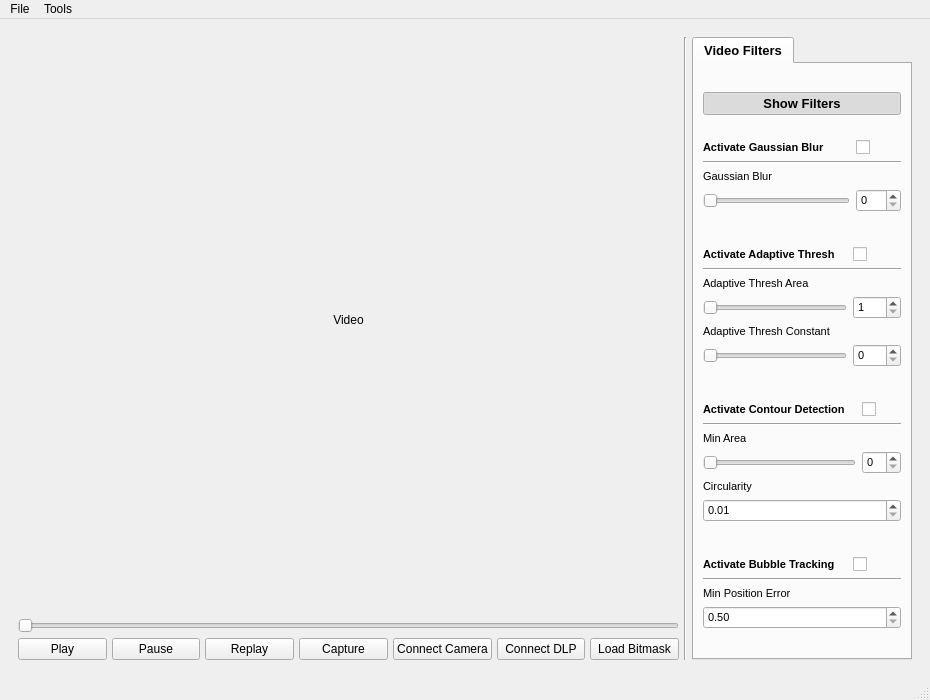
Old version of the form src/ui/dlpctl.ui in the repository tarumishra9498/dlpctlF25.
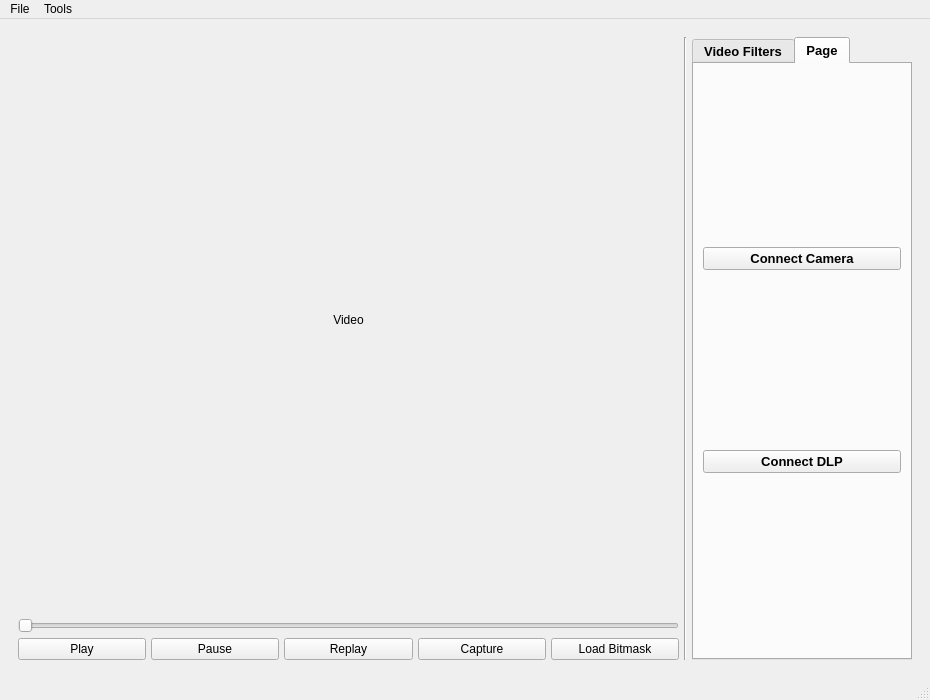
New version of the form.

Commit message: Move device connection buttons to their own tab

Patch:
```diff
--- a/src/ui/dlpctl.ui
+++ b/src/ui/dlpctl.ui
@@ -126,20 +126,6 @@
              </property>
             </widget>
            </item>
-           <item>
-            <widget class="QPushButton" name="pushButton">
-             <property name="text">
-              <string>Connect Camera</string>
-             </property>
-            </widget>
-           </item>
-           <item>
-            <widget class="QPushButton" name="pushButton_2">
-             <property name="text">
-              <string>Connect DLP</string>
-             </property>
-            </widget>
-           </item>
            <item>
             <widget class="QPushButton" name="load_bitmask">
              <property name="text">
@@ -178,7 +164,7 @@
             <enum>Qt::LayoutDirection::LeftToRight</enum>
            </property>
            <property name="currentIndex">
-            <number>0</number>
+            <number>1</number>
            </property>
            <widget class="QWidget" name="video_filters">
             <property name="sizePolicy">
@@ -700,6 +686,33 @@
              </item>
             </layout>
            </widget>
+           <widget class="QWidget" name="devices_tab">
+            <property name="sizePolicy">
+             <sizepolicy hsizetype="Expanding" vsizetype="Minimum">
+              <horstretch>0</horstretch>
+              <verstretch>0</verstretch>
+             </sizepolicy>
+            </property>
+            <attribute name="title">
+             <string>Page</string>
+            </attribute>
+            <layout class="QVBoxLayout" name="verticalLayout_2">
+             <item>
+              <widget class="QPushButton" name="pushButton">
+               <property name="text">
+                <string>Connect Camera</string>
+               </property>
+              </widget>
+             </item>
+             <item>
+              <widget class="QPushButton" name="pushButton_2">
+               <property name="text">
+                <string>Connect DLP</string>
+               </property>
+              </widget>
+             </item>
+            </layout>
+           </widget>
           </widget>
          </item>
         </layout>
```
Left out of the diff: 4 changed lines with no effect on the pictures.
